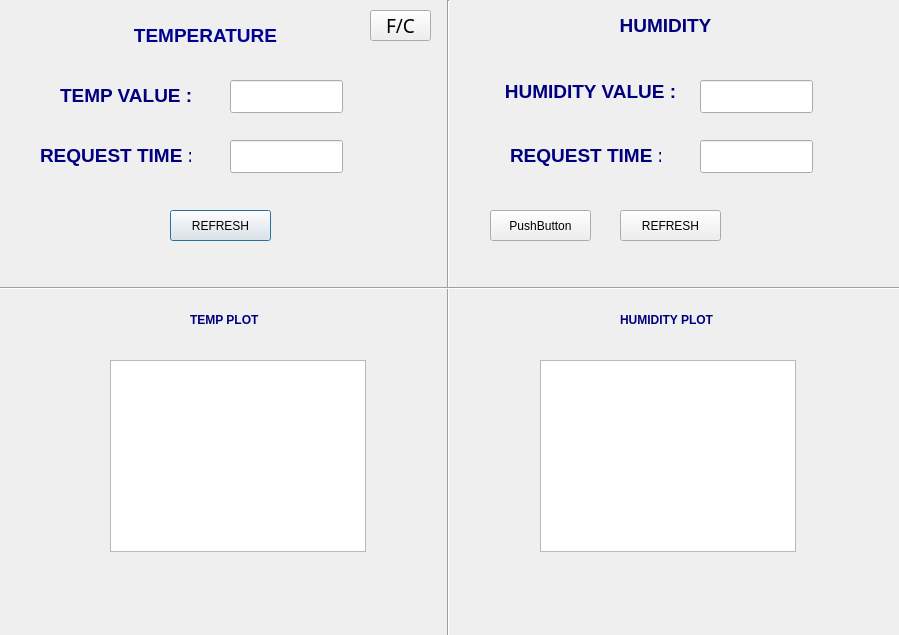
Above: Project1/myQT.ui from Shreya1809/eid-fall2018 before the change. Below: the same form after it.
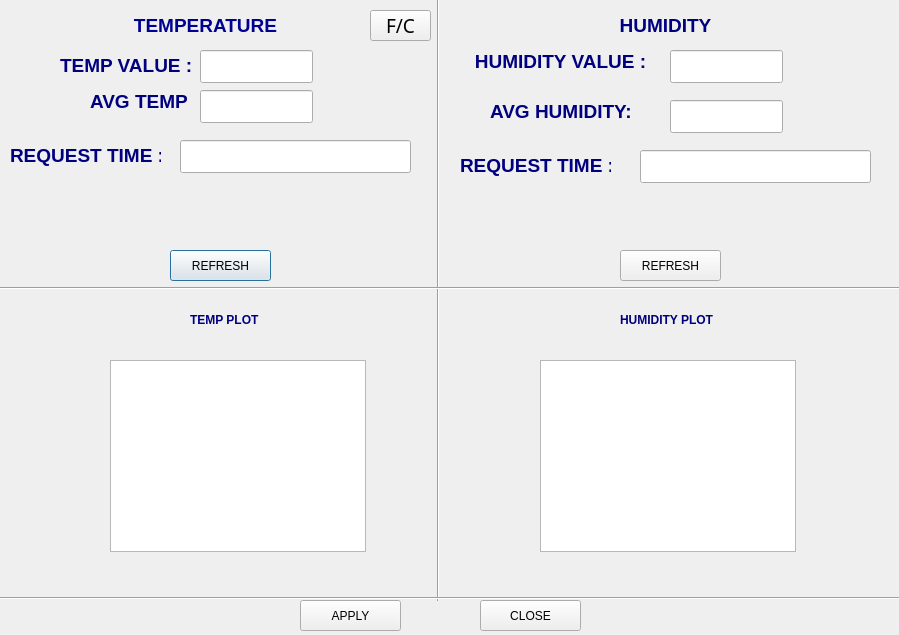
That is the form after the change.

Commit message: partially working project

Diff of the .ui file:
```diff
--- a/Project1/myQT.ui
+++ b/Project1/myQT.ui
@@ -34,8 +34,8 @@
   <widget class="Line" name="line">
    <property name="geometry">
     <rect>
-     <x>440</x>
-     <y>0</y>
+     <x>430</x>
+     <y>-40</y>
      <width>16</width>
      <height>641</height>
     </rect>
@@ -48,7 +48,7 @@
    <property name="geometry">
     <rect>
      <x>110</x>
-     <y>20</y>
+     <y>10</y>
      <width>191</width>
      <height>31</height>
     </rect>
@@ -73,18 +73,18 @@
   <widget class="QLineEdit" name="lineEdit">
    <property name="geometry">
     <rect>
-     <x>230</x>
-     <y>80</y>
+     <x>200</x>
+     <y>50</y>
      <width>113</width>
      <height>33</height>
     </rect>
    </property>
   </widget>
-  <widget class="QPushButton" name="pushButton">
+  <widget class="QPushButton" name="temp_refresh">
    <property name="geometry">
     <rect>
      <x>170</x>
-     <y>210</y>
+     <y>250</y>
      <width>101</width>
      <height>31</height>
     </rect>
@@ -119,7 +119,7 @@
    <property name="geometry">
     <rect>
      <x>60</x>
-     <y>80</y>
+     <y>50</y>
      <width>131</width>
      <height>31</height>
     </rect>
@@ -131,7 +131,7 @@
   <widget class="QLabel" name="label_4">
    <property name="geometry">
     <rect>
-     <x>40</x>
+     <x>10</x>
      <y>140</y>
      <width>151</width>
      <height>31</height>
@@ -144,9 +144,9 @@
   <widget class="QLineEdit" name="lineEdit_2">
    <property name="geometry">
     <rect>
-     <x>230</x>
+     <x>180</x>
      <y>140</y>
-     <width>113</width>
+     <width>231</width>
      <height>33</height>
     </rect>
    </property>
@@ -154,8 +154,8 @@
   <widget class="QLabel" name="label_5">
    <property name="geometry">
     <rect>
-     <x>500</x>
-     <y>80</y>
+     <x>470</x>
+     <y>50</y>
      <width>181</width>
      <height>21</height>
     </rect>
@@ -167,8 +167,8 @@
   <widget class="QLineEdit" name="lineEdit_3">
    <property name="geometry">
     <rect>
-     <x>700</x>
-     <y>80</y>
+     <x>670</x>
+     <y>50</y>
      <width>113</width>
      <height>33</height>
     </rect>
@@ -177,18 +177,18 @@
   <widget class="QLineEdit" name="lineEdit_4">
    <property name="geometry">
     <rect>
-     <x>700</x>
-     <y>140</y>
-     <width>113</width>
+     <x>640</x>
+     <y>150</y>
+     <width>231</width>
      <height>33</height>
     </rect>
    </property>
   </widget>
-  <widget class="QPushButton" name="pushButton_3">
+  <widget class="QPushButton" name="hum_refresh">
    <property name="geometry">
     <rect>
      <x>620</x>
-     <y>210</y>
+     <y>250</y>
      <width>101</width>
      <height>31</height>
     </rect>
@@ -200,8 +200,8 @@
   <widget class="QLabel" name="label_6">
    <property name="geometry">
     <rect>
-     <x>510</x>
-     <y>140</y>
+     <x>460</x>
+     <y>150</y>
      <width>151</width>
      <height>31</height>
     </rect>
@@ -269,17 +269,89 @@
     <string>&lt;html&gt;&lt;head/&gt;&lt;body&gt;&lt;p&gt;&lt;span style=&quot; font-weight:600; color:#00007f;&quot;&gt;HUMIDITY PLOT&lt;/span&gt;&lt;/p&gt;&lt;/body&gt;&lt;/html&gt;</string>
    </property>
   </widget>
-  <widget class="QPushButton" name="pushButton_4">
+  <widget class="QLabel" name="label_9">
+   <property name="geometry">
+    <rect>
+     <x>90</x>
+     <y>90</y>
+     <width>101</width>
+     <height>21</height>
+    </rect>
+   </property>
+   <property name="text">
+    <string>&lt;html&gt;&lt;head/&gt;&lt;body&gt;&lt;p align=&quot;center&quot;&gt;&lt;span style=&quot; font-size:14pt; font-weight:600; color:#00007f;&quot;&gt;AVG TEMP :&lt;/span&gt;&lt;/p&gt;&lt;/body&gt;&lt;/html&gt;</string>
+   </property>
+  </widget>
+  <widget class="QLineEdit" name="avg_temp">
+   <property name="geometry">
+    <rect>
+     <x>200</x>
+     <y>90</y>
+     <width>113</width>
+     <height>33</height>
+    </rect>
+   </property>
+  </widget>
+  <widget class="Line" name="line_3">
+   <property name="geometry">
+    <rect>
+     <x>0</x>
+     <y>590</y>
+     <width>901</width>
+     <height>16</height>
+    </rect>
+   </property>
+   <property name="orientation">
+    <enum>Qt::Horizontal</enum>
+   </property>
+  </widget>
+  <widget class="QPushButton" name="pushButton">
+   <property name="geometry">
+    <rect>
+     <x>300</x>
+     <y>600</y>
+     <width>101</width>
+     <height>31</height>
+    </rect>
+   </property>
+   <property name="text">
+    <string>APPLY</string>
+   </property>
+  </widget>
+  <widget class="QPushButton" name="pushButton_3">
+   <property name="geometry">
+    <rect>
+     <x>480</x>
+     <y>600</y>
+     <width>101</width>
+     <height>31</height>
+    </rect>
+   </property>
+   <property name="text">
+    <string>CLOSE</string>
+   </property>
+  </widget>
+  <widget class="QLabel" name="label_10">
    <property name="geometry">
     <rect>
      <x>490</x>
-     <y>210</y>
-     <width>101</width>
-     <height>31</height>
+     <y>100</y>
+     <width>141</width>
+     <height>21</height>
     </rect>
    </property>
    <property name="text">
-    <string>PushButton</string>
+    <string>&lt;html&gt;&lt;head/&gt;&lt;body&gt;&lt;p align=&quot;center&quot;&gt;&lt;span style=&quot; font-size:14pt; font-weight:600; color:#00007f;&quot;&gt;AVG HUMIDITY:&lt;/span&gt;&lt;/p&gt;&lt;/body&gt;&lt;/html&gt;</string>
+   </property>
+  </widget>
+  <widget class="QLineEdit" name="avg_hum">
+   <property name="geometry">
+    <rect>
+     <x>670</x>
+     <y>100</y>
+     <width>113</width>
+     <height>33</height>
+    </rect>
    </property>
   </widget>
  </widget>
```
Left out of the diff: 10 changed lines with no effect on the pictures. The commit also changes 2 other files.
